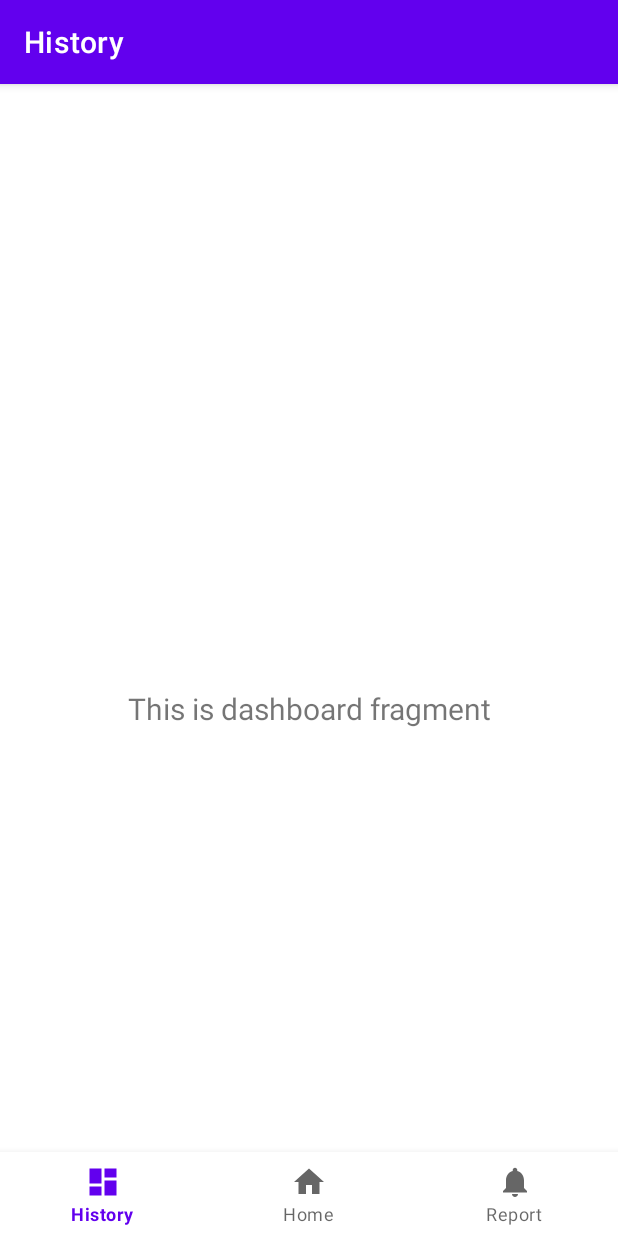
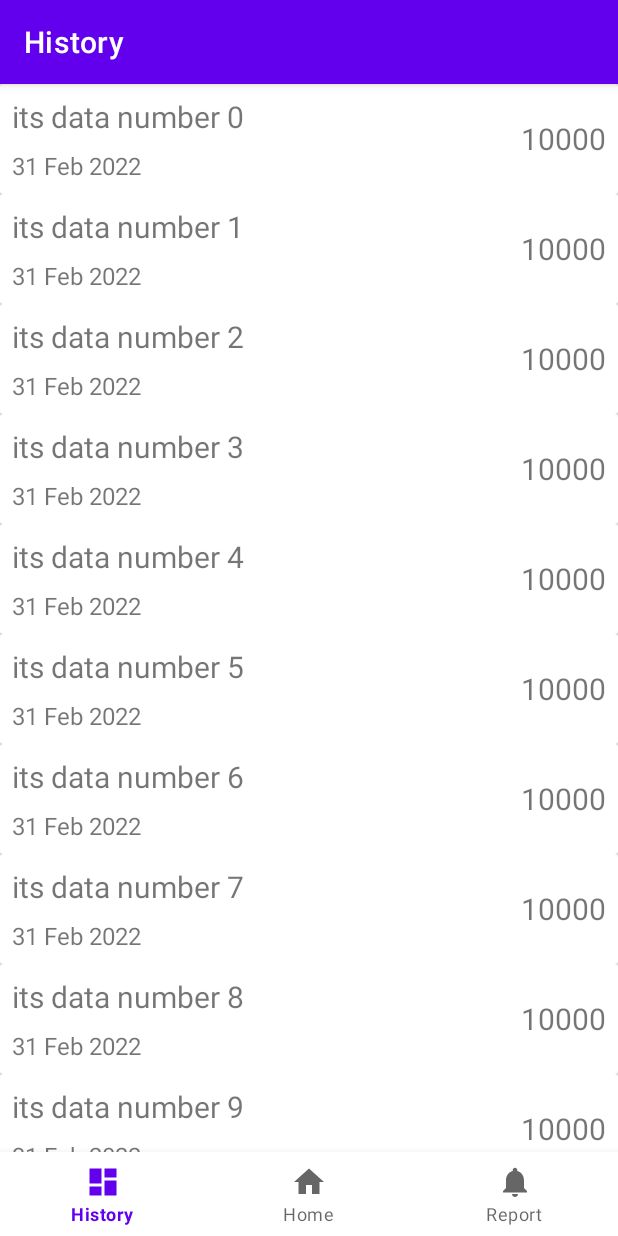
Before and after one commit to fryctze/cashbox, an Android app: the HistoryFragment screen opened through its navigation route, on a phone screen of 412 x 824 dp. Run offline under Robolectric (Android 15) with nearby library versions, the phone set to English and light mode, and no system bars; our stand-ins replace navigation-ui.

Commit message:
Simple list with custom toolbar :sparkles:

```diff
--- a/app/src/main/java/fryctze/college/cashbox/MainActivity.java
+++ b/app/src/main/java/fryctze/college/cashbox/MainActivity.java
@@ -4,6 +4,7 @@ import android.os.Bundle;
 
 import com.google.android.material.bottomnavigation.BottomNavigationView;
 
+import androidx.appcompat.app.ActionBar;
 import androidx.appcompat.app.AppCompatActivity;
 import androidx.navigation.NavController;
 import androidx.navigation.Navigation;
@@ -19,19 +20,29 @@ public class MainActivity extends AppCompatActivity {
     @Override
     protected void onCreate(Bundle savedInstanceState) {
         super.onCreate(savedInstanceState);
+        setupBinding();
+        setupBottomNavigation();
+    }
 
+    private void setupBinding() {
         binding = ActivityMainBinding.inflate(getLayoutInflater());
         setContentView(binding.getRoot());
+    }
 
-        BottomNavigationView navView = findViewById(R.id.nav_view);
+    private void setupBottomNavigation() {
         // Passing each menu ID as a set of Ids because each
         // menu should be considered as top level destinations.
         AppBarConfiguration appBarConfiguration = new AppBarConfiguration.Builder(
-                R.id.navigation_home, R.id.navigation_dashboard, R.id.navigation_notifications)
+                R.id.navigation_home, R.id.navigation_history, R.id.navigation_report)
                 .build();
         NavController navController = Navigation.findNavController(this, R.id.nav_host_fragment_activity_main);
-        NavigationUI.setupActionBarWithNavController(this, navController, appBarConfiguration);
+        //NavigationUI.setupActionBarWithNavController(this, navController, appBarConfiguration);
         NavigationUI.setupWithNavController(binding.navView, navController);
     }
 
+    public void setupToolbar(String title) {
+        setSupportActionBar(binding.toolbar);
+        getSupportActionBar().setTitle(title);
+        //binding.tvToolbarTitle.setText(title);
+    }
 }
--- a/app/src/main/java/fryctze/college/cashbox/menu/history/HistoryFragment.java
+++ b/app/src/main/java/fryctze/college/cashbox/menu/history/HistoryFragment.java
@@ -4,29 +4,47 @@ import android.os.Bundle;
 import android.view.LayoutInflater;
 import android.view.View;
 import android.view.ViewGroup;
-import android.widget.TextView;
+import android.widget.Toast;
 
 import androidx.annotation.NonNull;
+import androidx.annotation.Nullable;
 import androidx.fragment.app.Fragment;
-import androidx.lifecycle.ViewModelProvider;
+import androidx.recyclerview.widget.DefaultItemAnimator;
+import androidx.recyclerview.widget.LinearLayoutManager;
 
+import java.util.ArrayList;
+import java.util.Objects;
+
+import fryctze.college.cashbox.MainActivity;
 import fryctze.college.cashbox.databinding.FragmentHistoryBinding;
 
-public class HistoryFragment extends Fragment {
+public class HistoryFragment extends Fragment implements HistoryTransactionsAdapter.ItemTransactionClickListener {
 
     private FragmentHistoryBinding binding;
+    private HistoryTransactionsAdapter historyTransactionsAdapter;
 
-    public View onCreateView(@NonNull LayoutInflater inflater,
-                             ViewGroup container, Bundle savedInstanceState) {
-        HistoryViewModel historyViewModel =
-                new ViewModelProvider(this).get(HistoryViewModel.class);
-
+    public View onCreateView(@NonNull LayoutInflater inflater, ViewGroup container, Bundle savedInstanceState) {
         binding = FragmentHistoryBinding.inflate(inflater, container, false);
         View root = binding.getRoot();
 
-        final TextView textView = binding.textDashboard;
-        historyViewModel.getText().observe(getViewLifecycleOwner(), textView::setText);
+        ((MainActivity) requireActivity()).setupToolbar("History");
+        setupListHistoryTransactions();
+        setupDummyData();
+
         return root;
+    }
+
+    private void setupDummyData() {
+        ArrayList<ModelTransaction> dataset = new ArrayList<>();
+        for (int i = 0; i < 30; i++) {
+            dataset.add(new ModelTransaction("its data number "+i, "31 Feb 2022", "10000"));
+        }
+        historyTransactionsAdapter.setDataset(dataset);
+    }
+
+    @Override
+    public void onViewCreated(@NonNull View view, @Nullable Bundle savedInstanceState) {
+        super.onViewCreated(view, savedInstanceState);
     }
 
     @Override
@@ -34,4 +52,16 @@ public class HistoryFragment extends Fragment {
         super.onDestroyView();
         binding = null;
     }
+
+    @Override
+    public void onClickItem(ModelTransaction model) {
+        Toast.makeText(getContext(), "clicked "+model.getName(), Toast.LENGTH_SHORT).show();
+    }
+
+    private void setupListHistoryTransactions() {
+        historyTransactionsAdapter = new HistoryTransactionsAdapter(this);
+        binding.rvListHistoryTransactions.setAdapter(historyTransactionsAdapter);
+        binding.rvListHistoryTransactions.setLayoutManager(new LinearLayoutManager(getContext()));
+        binding.rvListHistoryTransactions.setItemAnimator(new DefaultItemAnimator());
+    }
 }
--- /dev/null
+++ b/app/src/main/java/fryctze/college/cashbox/menu/history/HistoryTransactionsAdapter.java
@@ -0,0 +1,75 @@
+package fryctze.college.cashbox.menu.history;
+
+import android.view.LayoutInflater;
+import android.view.View;
+import android.view.ViewGroup;
+
+import androidx.annotation.NonNull;
+import androidx.recyclerview.widget.RecyclerView;
+
+import java.util.ArrayList;
+import java.util.List;
+
+import fryctze.college.cashbox.R;
+import fryctze.college.cashbox.databinding.ItemTransactionBinding;
+
+public class HistoryTransactionsAdapter extends RecyclerView.Adapter<HistoryTransactionsAdapter.ViewHolder>{
+    private ItemTransactionClickListener listener;
+    private ArrayList<ModelTransaction> dataset;
+
+    public HistoryTransactionsAdapter(ItemTransactionClickListener listener) { ;
+        this.listener = listener;
+        dataset = new ArrayList<>();
+    }
+
+    public static class ViewHolder extends RecyclerView.ViewHolder {
+        private ItemTransactionBinding binding;
+
+        public ViewHolder(ItemTransactionBinding binding) {
+            super(binding.getRoot());
+            this.binding = binding;
+        }
+
+        public void bind(ModelTransaction model, ItemTransactionClickListener listener) {
+            binding.tvName.setText(model.getName().toString());
+            binding.tvDate.setText(model.getDate().toString());
+            binding.tvNominal.setText(model.getNominal().toString());
+
+            binding.getRoot().setOnClickListener(new View.OnClickListener() {
+                @Override
+                public void onClick(View view) {
+                    listener.onClickItem(model);
+                }
+            });
+        }
+    }
+
+    @NonNull
+    @Override
+    public ViewHolder onCreateViewHolder(@NonNull ViewGroup parent, int viewType) {
+        return new ViewHolder(ItemTransactionBinding.inflate(LayoutInflater.from(parent.getContext()), parent, false));
+    }
+
+    @Override
+    public void onBindViewHolder(@NonNull ViewHolder holder, int position) {
+        holder.bind(dataset.get(position), listener);
+    }
+
+    public void setDataset(ArrayList<ModelTransaction> data) {
+        this.dataset.clear();
+        this.dataset.addAll(data);
+        notifyDataSetChanged();
+    }
+
+    @Override
+    public int getItemCount() {
+        if (this.dataset != null)
+            return dataset.size();
+        return 0;
+    }
+
+    interface ItemTransactionClickListener{
+        void onClickItem(ModelTransaction model);
+    }
+
+}
--- a/app/src/main/java/fryctze/college/cashbox/menu/history/HistoryViewModel.java
+++ /dev/null
@@ -1,19 +0,0 @@
-package fryctze.college.cashbox.menu.history;
-
-import androidx.lifecycle.LiveData;
-import androidx.lifecycle.MutableLiveData;
-import androidx.lifecycle.ViewModel;
-
-public class HistoryViewModel extends ViewModel {
-
-    private final MutableLiveData<String> mText;
-
-    public HistoryViewModel() {
-        mText = new MutableLiveData<>();
-        mText.setValue("This is dashboard fragment");
-    }
-
-    public LiveData<String> getText() {
-        return mText;
-    }
-}
--- /dev/null
+++ b/app/src/main/java/fryctze/college/cashbox/menu/history/ModelTransaction.java
@@ -0,0 +1,35 @@
+package fryctze.college.cashbox.menu.history;
+
+public class ModelTransaction {
+    private String name, date, nominal;
+
+    public ModelTransaction(String name, String date, String nominal) {
+        this.name = name;
+        this.date = date;
+        this.nominal = nominal;
+    }
+
+    public String getName() {
+        return name;
+    }
+
+    public void setName(String name) {
+        this.name = name;
+    }
+
+    public String getDate() {
+        return date;
+    }
+
+    public void setDate(String date) {
+        this.date = date;
+    }
+
+    public String getNominal() {
+        return nominal;
+    }
+
+    public void setNominal(String nominal) {
+        this.nominal = nominal;
+    }
+}
--- a/app/src/main/res/layout/activity_main.xml
+++ b/app/src/main/res/layout/activity_main.xml
@@ -1,33 +1,62 @@
 <?xml version="1.0" encoding="utf-8"?>
-<androidx.constraintlayout.widget.ConstraintLayout xmlns:android="http://schemas.android.com/apk/res/android"
+<androidx.coordinatorlayout.widget.CoordinatorLayout xmlns:android="http://schemas.android.com/apk/res/android"
     xmlns:app="http://schemas.android.com/apk/res-auto"
-    android:id="@+id/container"
+    xmlns:tools="http://schemas.android.com/tools"
     android:layout_width="match_parent"
     android:layout_height="match_parent"
-    android:paddingTop="?attr/actionBarSize">
+    tools:context=".menu.history.HistoryFragment">
 
-    <com.google.android.material.bottomnavigation.BottomNavigationView
-        android:id="@+id/nav_view"
-        android:layout_width="0dp"
+    <com.google.android.material.appbar.AppBarLayout
+        android:layout_width="match_parent"
         android:layout_height="wrap_content"
-        android:layout_marginStart="0dp"
-        android:layout_marginEnd="0dp"
-        android:background="?android:attr/windowBackground"
-        app:layout_constraintBottom_toBottomOf="parent"
-        app:layout_constraintLeft_toLeftOf="parent"
-        app:layout_constraintRight_toRightOf="parent"
-        app:menu="@menu/bottom_nav_menu" />
+        android:theme="@style/ThemeOverlay.AppCompat.Dark.ActionBar"
+        android:fitsSystemWindows="true">
+
+        <androidx.appcompat.widget.Toolbar
+            android:id="@+id/toolbar"
+            android:layout_width="match_parent"
+            android:layout_height="?attr/actionBarSize"
+            app:layout_scrollFlags="scroll|enterAlways"
+            app:popupTheme="@style/ThemeOverlay.AppCompat.Light">
+            <!--<TextView
+                android:id="@+id/tv_toolbar_title"
+                android:layout_width="wrap_content"
+                android:layout_height="wrap_content"
+                android:layout_gravity="center"
+                android:textSize="24sp"
+                android:textColor="@color/white"
+                android:text="asdf"
+                tools:text="Hello there its toolbar"/>-->
+        </androidx.appcompat.widget.Toolbar>
+
+    </com.google.android.material.appbar.AppBarLayout>
+
+    <!--<androidx.constraintlayout.widget.ConstraintLayout
+        android:id="@+id/container"
+        android:layout_width="match_parent"
+        android:layout_height="match_parent"
+        android:paddingTop="?attr/actionBarSize">
+    </androidx.constraintlayout.widget.ConstraintLayout>-->
+
 
     <fragment
         android:id="@+id/nav_host_fragment_activity_main"
         android:name="androidx.navigation.fragment.NavHostFragment"
         android:layout_width="match_parent"
         android:layout_height="match_parent"
+        app:layout_behavior="com.google.android.material.appbar.AppBarLayout$ScrollingViewBehavior"
         app:defaultNavHost="true"
-        app:layout_constraintBottom_toTopOf="@id/nav_view"
-        app:layout_constraintLeft_toLeftOf="parent"
-        app:layout_constraintRight_toRightOf="parent"
-        app:layout_constraintTop_toTopOf="parent"
         app:navGraph="@navigation/mobile_navigation" />
 
-</androidx.constraintlayout.widget.ConstraintLayout>
+    <com.google.android.material.bottomnavigation.BottomNavigationView
+        android:id="@+id/nav_view"
+        android:layout_width="match_parent"
+        android:layout_height="wrap_content"
+        android:layout_margin="0dp"
+        android:layout_gravity="bottom"
+        android:background="?android:attr/windowBackground"
+        app:menu="@menu/bottom_nav_menu" />
+
+
+
+</androidx.coordinatorlayout.widget.CoordinatorLayout>
--- a/app/src/main/res/layout/activity_tabbed.xml
+++ b/app/src/main/res/layout/activity_tabbed.xml
@@ -1,5 +1,5 @@
 <?xml version="1.0" encoding="utf-8"?>
-<androidx.coordinatorlayout.widget.CoordinatorLayout xmlns:android="http://schemas.android.com/apk/res/android"
+<androidx.coordinatorlayout.widget.CoordinatorLayout  xmlns:android="http://schemas.android.com/apk/res/android"
     xmlns:app="http://schemas.android.com/apk/res-auto"
     xmlns:tools="http://schemas.android.com/tools"
     android:layout_width="match_parent"
--- a/app/src/main/res/layout/fragment_history.xml
+++ b/app/src/main/res/layout/fragment_history.xml
@@ -1,22 +1,7 @@
 <?xml version="1.0" encoding="utf-8"?>
-<androidx.constraintlayout.widget.ConstraintLayout xmlns:android="http://schemas.android.com/apk/res/android"
-    xmlns:app="http://schemas.android.com/apk/res-auto"
-    xmlns:tools="http://schemas.android.com/tools"
-    android:layout_width="match_parent"
-    android:layout_height="match_parent"
-    tools:context=".menu.history.HistoryFragment">
-
-    <TextView
-        android:id="@+id/text_dashboard"
-        android:layout_width="match_parent"
-        android:layout_height="wrap_content"
-        android:layout_marginStart="8dp"
-        android:layout_marginTop="8dp"
-        android:layout_marginEnd="8dp"
-        android:textAlignment="center"
-        android:textSize="20sp"
-        app:layout_constraintBottom_toBottomOf="parent"
-        app:layout_constraintEnd_toEndOf="parent"
-        app:layout_constraintStart_toStartOf="parent"
-        app:layout_constraintTop_toTopOf="parent" />
-</androidx.constraintlayout.widget.ConstraintLayout>
+<androidx.recyclerview.widget.RecyclerView xmlns:android="http://schemas.android.com/apk/res/android"
+xmlns:tools="http://schemas.android.com/tools"
+android:id="@+id/rv_list_history_transactions"
+android:layout_width="match_parent"
+android:layout_height="wrap_content"
+tools:context=".menu.history.HistoryFragment"/>
--- /dev/null
+++ b/app/src/main/res/layout/item_transaction.xml
@@ -0,0 +1,44 @@
+<?xml version="1.0" encoding="utf-8"?>
+<androidx.cardview.widget.CardView xmlns:android="http://schemas.android.com/apk/res/android"
+    xmlns:tools="http://schemas.android.com/tools"
+    android:background="?android:attr/selectableItemBackground"
+    android:padding="8dp"
+    android:layout_width="match_parent"
+    android:layout_height="wrap_content">
+    <RelativeLayout
+        android:layout_width="match_parent"
+        android:layout_height="wrap_content">
+        <TextView
+            android:id="@+id/tv_name"
+            android:layout_width="wrap_content"
+            android:layout_height="wrap_content"
+            android:layout_alignParentStart="true"
+            android:layout_toStartOf="@id/tv_nominal"
+            android:layout_margin="8dp"
+            android:textSize="20sp"
+            tools:text="Buy new clothes asdfasdf sadf sa" />
+
+        <TextView
+            android:id="@+id/tv_date"
+            android:layout_width="wrap_content"
+            android:layout_height="wrap_content"
+            android:layout_below="@id/tv_name"
+            android:layout_alignParentStart="true"
+            android:layout_marginStart="8dp"
+            android:layout_marginEnd="8dp"
+            android:layout_marginBottom="8dp"
+            android:layout_toStartOf="@id/tv_nominal"
+            android:textSize="16sp"
+            tools:text="10 April 2022" />
+
+        <TextView
+            android:id="@+id/tv_nominal"
+            android:layout_width="wrap_content"
+            android:layout_height="wrap_content"
+            android:layout_marginEnd="8dp"
+            android:layout_alignParentEnd="true"
+            android:layout_centerVertical="true"
+            android:textSize="20sp"
+            tools:text="+203904" />
+    </RelativeLayout>
+</androidx.cardview.widget.CardView>
--- a/app/src/main/res/menu/bottom_nav_menu.xml
+++ b/app/src/main/res/menu/bottom_nav_menu.xml
@@ -2,7 +2,7 @@
 <menu xmlns:android="http://schemas.android.com/apk/res/android">
 
     <item
-        android:id="@+id/navigation_dashboard"
+        android:id="@+id/navigation_history"
         android:icon="@drawable/ic_dashboard_black_24dp"
         android:title="@string/title_history" />
 
@@ -12,7 +12,7 @@
         android:title="@string/title_home" />
 
     <item
-        android:id="@+id/navigation_notifications"
+        android:id="@+id/navigation_report"
         android:icon="@drawable/ic_notifications_black_24dp"
         android:title="@string/title_report" />
 
--- a/app/src/main/res/navigation/mobile_navigation.xml
+++ b/app/src/main/res/navigation/mobile_navigation.xml
@@ -12,13 +12,13 @@
         tools:layout="@layout/fragment_home" />
 
     <fragment
-        android:id="@+id/navigation_dashboard"
+        android:id="@+id/navigation_history"
         android:name="fryctze.college.cashbox.menu.history.HistoryFragment"
         android:label="@string/title_history"
         tools:layout="@layout/fragment_history" />
 
     <fragment
-        android:id="@+id/navigation_notifications"
+        android:id="@+id/navigation_report"
         android:name="fryctze.college.cashbox.menu.report.ReportFragment"
         android:label="@string/title_report"
         tools:layout="@layout/fragment_report" />
--- a/app/src/main/res/values/dimens.xml
+++ b/app/src/main/res/values/dimens.xml
@@ -5,4 +5,5 @@
     <dimen name="appbar_padding">16dp</dimen>
     <dimen name="fab_margin">16dp</dimen>
     <dimen name="appbar_padding_top">8dp</dimen>
+    <dimen name="text_margin">16dp</dimen>
 </resources>
```
Also changed, not shown: app/build.gradle (+5 -3 lines), app/src/main/AndroidManifest.xml (+3 -10 lines), app/src/main/java/fryctze/college/cashbox/menu/TabbedActivity.java (deleted, +0 -45 lines), app/src/main/java/fryctze/college/cashbox/menu/ui/main/PageViewModel.java (deleted, +0 -26 lines), app/src/main/java/fryctze/college/cashbox/menu/ui/main/PlaceholderFragment.java (deleted, +0 -69 lines), app/src/main/java/fryctze/college/cashbox/menu/ui/main/SectionsPagerAdapter.java (deleted, +0 -47 lines).
